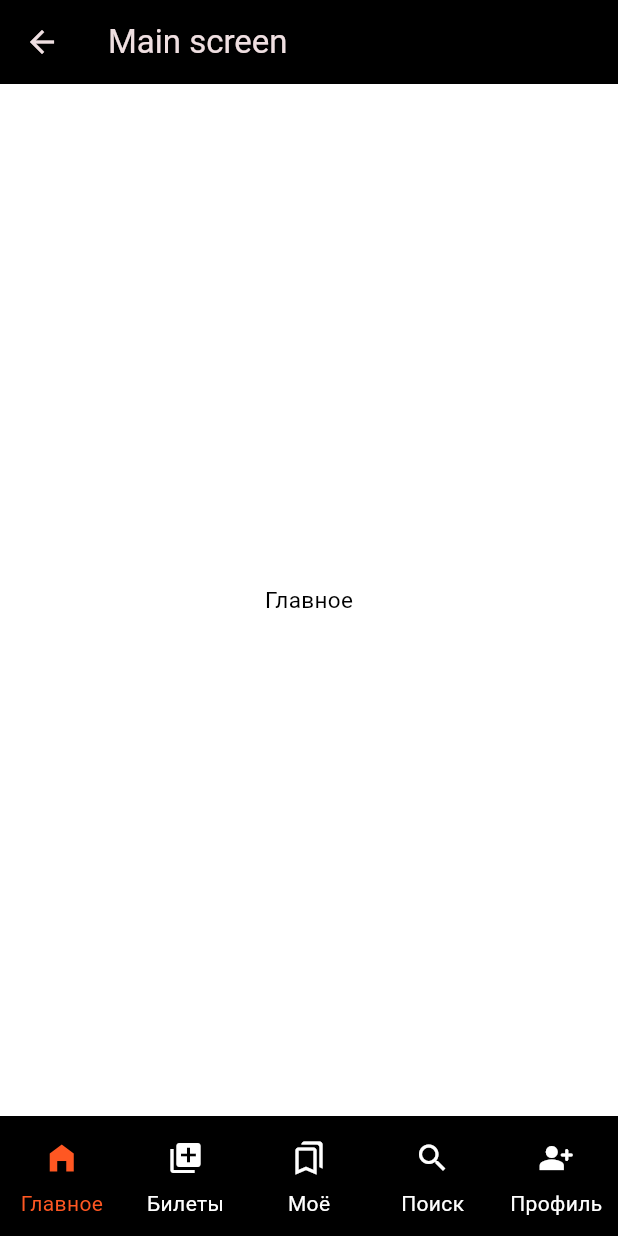
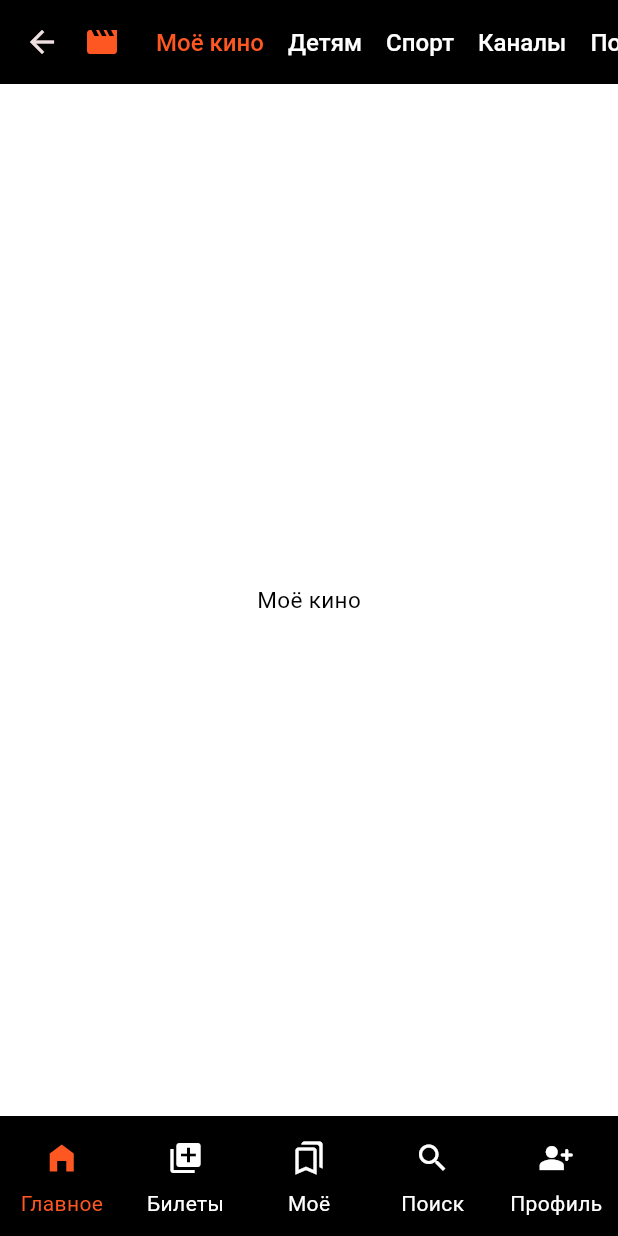
Before and after one commit to GhOsTiK56/Flutter-Kinopoisk-Clone, a Flutter app: the MainScreenWidget screen opened by its route, on a phone screen of 412 x 824 dp. Run offline on Flutter 3.47's test engine with Material 3 defaults, Android fonts, the phone set to English and light mode, and no system bars.

Commit message:
добавил вернхний bar с разделами, а так же переход на другие окна нижнего tabBar

```diff
--- a/lib/widgets/main_screen/main_screen_widget.dart
+++ b/lib/widgets/main_screen/main_screen_widget.dart
@@ -11,21 +11,115 @@ class MainScreenWidget extends StatefulWidget {
 
 class _MainScreenWidgetState extends State<MainScreenWidget> {
   int currentPageIndex = 0;
-  static const List<Widget> _widgetOptions = <Widget>[
-    Center(child: Text('Главное', style: AppTextStyle.textStyleBlack,)),
-    Center(child: Text('Билеты', style: AppTextStyle.textStyleBlack,)),
-    Center(child: Text('Моё', style: AppTextStyle.textStyleBlack,)),
-    Center(child: Text('Поиск', style: AppTextStyle.textStyleBlack,)),
-    Center(child: Text('Профиль', style: AppTextStyle.textStyleBlack,)),
+  int currentSabTabIndex = 0;
+
+  static const List<String> _subTabs = [
+    'Моё кино',
+    'Детям',
+    'Спорт',
+    'Каналы',
+    'Подписки',
+    'Загрузить',
   ];
+  static const List<Widget> _mainSubTabWidgets = <Widget>[
+    Center(child: Text('Моё кино', style: AppTextStyle.textStyleBlack)),
+    Center(child: Text('Детям', style: AppTextStyle.textStyleBlack)),
+    Center(child: Text('Спорт', style: AppTextStyle.textStyleBlack)),
+    Center(child: Text('Каналы', style: AppTextStyle.textStyleBlack)),
+    Center(child: Text('Подписки', style: AppTextStyle.textStyleBlack)),
+    Center(child: Text('Загрузить', style: AppTextStyle.textStyleBlack)),
+  ];
+
+  Widget? _buildAppBar() {
+    switch (currentPageIndex) {
+      case 0: // Главное
+        return AppBar(
+          titleSpacing: 0,
+          title: Row(
+            children: [
+              const Padding(
+                padding: EdgeInsets.only(right: 16),
+                child: Icon(
+                  Icons.movie,
+                  color: AppColors.mainColorDeepOrange,
+                ), // лого
+              ),
+              Expanded(
+                child: SingleChildScrollView(
+                  scrollDirection: Axis.horizontal,
+                  child: Row(
+                    children: List.generate(_subTabs.length, (i) {
+                      final isSelected = currentSabTabIndex == i;
+                      return Padding(
+                        padding: const EdgeInsets.symmetric(horizontal: 8),
+                        child: GestureDetector(
+                          onTap: () {
+                            setState(() {
+                              currentSabTabIndex = i;
+                            });
+                          },
+                          child: Text(
+                            _subTabs[i],
+                            style: TextStyle(
+                              fontSize: 16,
+                              fontWeight: FontWeight.w500,
+                              color: isSelected
+                                  ? AppColors.mainColorDeepOrange
+                                  : Colors.white,
+                            ),
+                          ),
+                        ),
+                      );
+                    }),
+                  ),
+                ),
+              ),
+            ],
+          ),
+        );
+      case 1: // Билеты
+       return AppBar(title: const Text('Билеты'));
+      case 2: // Моё
+        return AppBar(title: const Text('Моё'));
+      case 3: // Поиск
+        return AppBar(title: const Text('Поиск'));
+      case 4: // Профиль
+        return AppBar(title: const Text('Профиль'));
+      default:
+        return AppBar(
+          title: const Text(
+            'Kinopoisk Clone',
+            style: AppTextStyle.textStyleWhite,
+          ),
+        );
+    }
+  }
+
+  Widget _buildBody() {
+    if (currentPageIndex == 0) {
+      return _mainSubTabWidgets[currentSabTabIndex];
+    }
+    switch (currentPageIndex) {
+      case 1:
+        return const Center(child: Text('Билеты'));
+      case 2:
+        return const Center(child: Text('Моё'));
+      case 3:
+        return const Center(child: Text('Поиск'));
+      case 4:
+        return const Center(child: Text('Профиль'));
+      default:
+        return const Center(child: Text('Главное'));
+    }
+  }
 
   @override
   Widget build(BuildContext context) {
-    return Scaffold(
+    return DefaultTabController(
+      length: 6,
+      child: Scaffold(
         backgroundColor: AppColors.mainColorWhite,
-      appBar: AppBar(
-        title: const Text('Main screen'),
-      ),
+        appBar: _buildAppBar() as PreferredSizeWidget,
         bottomNavigationBar: NavigationBar(
           onDestinationSelected: (int index) {
             if (currentPageIndex == index) return;
@@ -78,9 +172,8 @@ class _MainScreenWidgetState extends State<MainScreenWidget> {
             ),
           ],
         ),
-      body:
-        _widgetOptions
-      [currentPageIndex]
+        body: _buildBody(),
+      ),
     );
   }
 }
```
Lines whose indentation alone changed are shown as unchanged.
